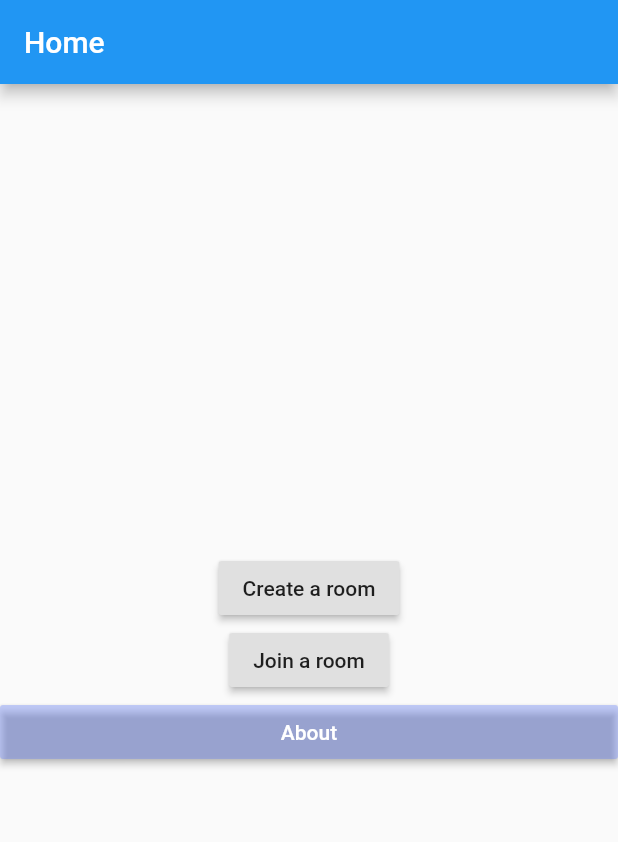
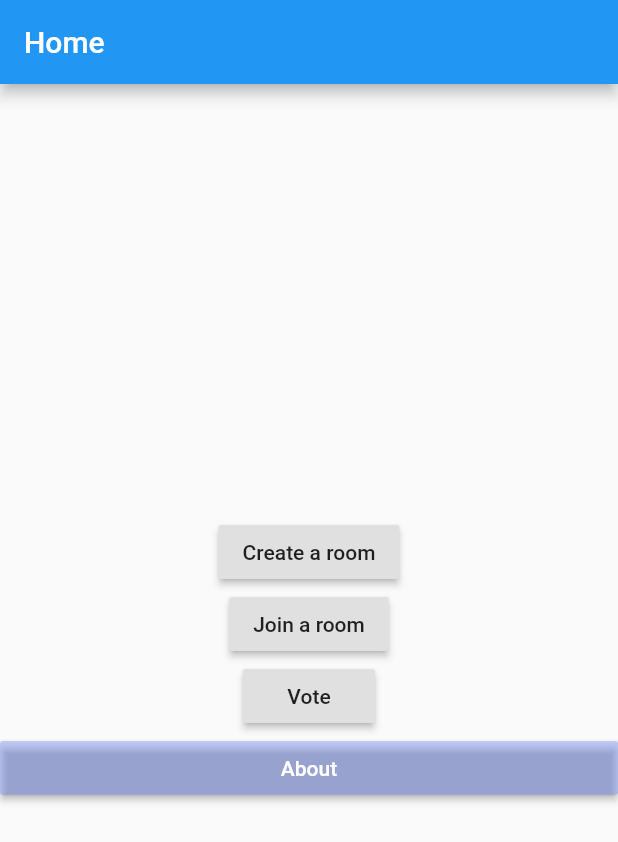
Before and after one commit to Un-dev/Projet-AcLab, a Flutter app: the screen it shows after launch, on a phone screen of 412 x 824 dp. Shown: the top 842 px of the screen. Run offline on Flutter 3.47's test engine with Material 2 defaults, Android fonts, the phone set to English and light mode, and no system bars; missing offline and left inert: flutter_color.

```diff
--- a/netlab/lib/Screens/Home/home.dart
+++ b/netlab/lib/Screens/Home/home.dart
@@ -25,6 +25,12 @@ class Home extends StatelessWidget {
                   Navigator.of(context).pushNamed('/joinroom');
                 },
               ),
+              RaisedButton(
+                child: Text('Vote'),
+                onPressed: () {
+                  Navigator.of(context).pushNamed('/poll');
+                },
+              ),
               CustomButton(
                 label: 'About',
                 onPressed: () {
--- a/netlab/lib/Screens/route_generator.dart
+++ b/netlab/lib/Screens/route_generator.dart
@@ -4,6 +4,7 @@ import 'package:netlab/Screens/Home/home.dart';
 import 'package:netlab/Screens/Room/Room.dart';
 import 'package:netlab/Screens/Room/createRoom.dart';
 import 'package:netlab/Screens/Room/joinRoom.dart';
+import 'package:netlab/Screens/Room/poll.dart';
 
 class RouteGenerator {
   static Route<dynamic> generateRoute(RouteSettings settings) {
@@ -16,8 +17,10 @@ class RouteGenerator {
         return MaterialPageRoute(builder: (_) => About());
       case '/joinroom':
         return MaterialPageRoute(builder: (_) => JoinRoom());
-      case 'createroom':
+      case '/createroom':
         return MaterialPageRoute(builder: (_) => CreateRoom());
+      case '/poll':
+        return MaterialPageRoute(builder: (_) => Poll());
       case '/room':
         return MaterialPageRoute(builder: (_) => Room());
       default:
--- a/netlab/lib/utils/customTextField.dart
+++ b/netlab/lib/utils/customTextField.dart
@@ -6,9 +6,11 @@ Widget textfieldWidget(textStyle, codeController, mKeyboardtype,placeholder) {
   return Column(
     children: [
       TextField(
+        //Style: Colors.blue,
         controller: codeController,
         decoration: InputDecoration(
             hintText: placeholder,
+            hintStyle: TextStyle(color: Colors.white),
             labelStyle: textStyle,
             filled: true,
             fillColor: Color.fromRGBO(91,101,129,1),
@@ -17,7 +19,7 @@ Widget textfieldWidget(textStyle, codeController, mKeyboardtype,placeholder) {
               borderRadius: BorderRadius.circular(25.7),
             ),
             border: OutlineInputBorder(
-              borderSide: BorderSide(color: Colors.white),
+              //borderSide: BorderSide(color: Colors.white),
               borderRadius: BorderRadius.circular(10.0),
             )
         ),
```
Also changed, not shown: netlab/lib/Screens/Room/createRoom.dart (+4 -4 lines), netlab/lib/Screens/Room/poll.dart (added, +55 -0 lines).
